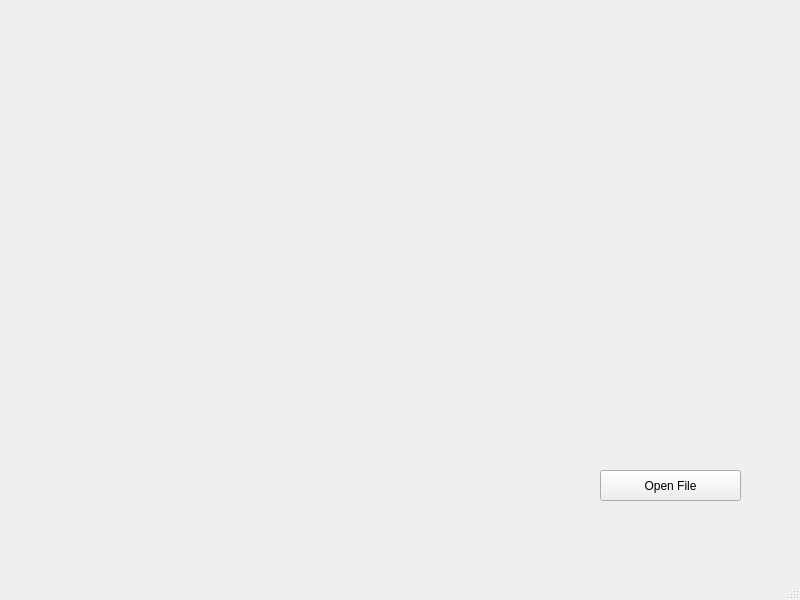
The window that mainwindow.ui (Kioma-dt/Date) describes before a commit, drawn with Qt 5.
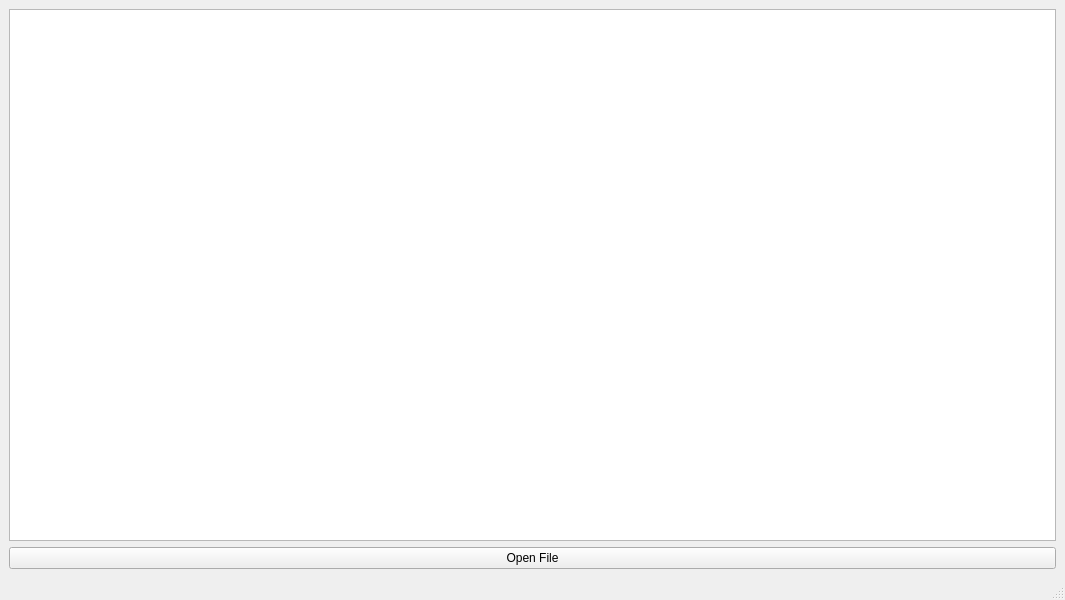
The same window after the commit.

Commit message: Finished table

Diff of the .ui file:
```diff
--- a/mainwindow.ui
+++ b/mainwindow.ui
@@ -6,7 +6,7 @@
    <rect>
     <x>0</x>
     <y>0</y>
-    <width>800</width>
+    <width>1065</width>
     <height>600</height>
    </rect>
   </property>
@@ -14,19 +14,18 @@
    <string>MainWindow</string>
   </property>
   <widget class="QWidget" name="centralwidget">
+   <layout class="QVBoxLayout" name="verticalLayout">
+    <item>
+     <widget class="QTableWidget" name="table"/>
+    </item>
+    <item>
    <widget class="QPushButton" name="buttonOpenFile">
-    <property name="geometry">
-     <rect>
-      <x>600</x>
-      <y>470</y>
-      <width>141</width>
-      <height>31</height>
-     </rect>
-    </property>
     <property name="text">
      <string>Open File</string>
     </property>
    </widget>
+    </item>
+   </layout>
   </widget>
   <widget class="QMenuBar" name="menubar">
    <property name="geometry">
```
Left out of the diff: 2 changed lines with no effect on the pictures. Lines whose indentation alone changed are shown as unchanged. The commit also changes 17 other files.
